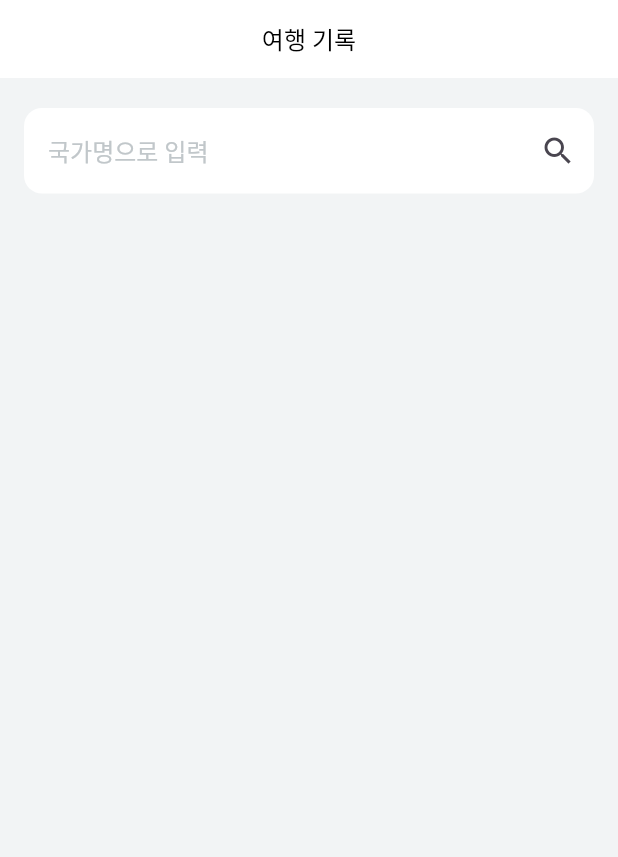
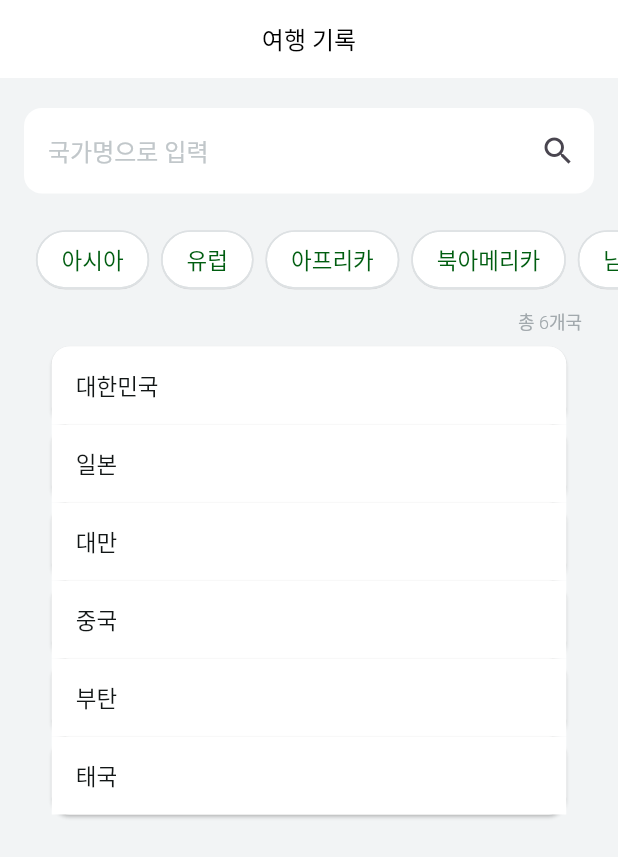
Before and after one commit to trazzle/trazzle-flutter, a Flutter app: the TravelInsertScreen screen opened directly, on a phone screen of 412 x 824 dp. Shown: the top 857 px of the screen. Run offline on Flutter 3.47's test engine with Material 3 defaults, Android fonts, the phone set to English and light mode, and no system bars; our stand-ins replace flutter_native_splash, flutter_svg.

Commit message:
Feat. 여행 기록 UI 화면 구현 완료

```diff
--- a/lib/presentation/const/const.dart
+++ b/lib/presentation/const/const.dart
@@ -13,6 +13,9 @@ class Const {
 
   // 대륙 리스트
   final continentList = [ "아시아", "유럽", "아프리카", "북아메리카", "남아메리카", "오세아니아" ];
+
+  // 국가 테스트 리스트 (아시아)
+  final countriesList = [ "대한민국", "일본", "대만", "중국", "부탄", "태국"];
 
   // 국가 -> 대륙 매핑
   final Map<String, String> countryToContinentList = {
--- a/lib/presentation/ui/screens/travel/travel_i.dart
+++ b/lib/presentation/ui/screens/travel/travel_i.dart
@@ -1,23 +1,45 @@
 import 'package:flutter/material.dart';
 import 'package:trazzle/presentation/component/bar/app_bar.dart';
 import 'package:trazzle/presentation/const/colors.dart';
+import 'package:trazzle/presentation/const/const.dart';
 import 'package:trazzle/presentation/const/typography.dart';
+import 'package:trazzle/presentation/util/filter.dart';
+import 'package:trazzle/presentation/widgets/chip.dart';
 
 class TravelInsertScreen extends StatefulWidget {
-  const TravelInsertScreen({super.key});
+  const TravelInsertScreen({
+    super.key
+  });
 
   @override
   State<TravelInsertScreen> createState() => _TravelInsertScreenState();
 }
 
 class _TravelInsertScreenState extends State<TravelInsertScreen> {
+  final TextEditingController searchController = TextEditingController();
+  List<String> filteredCountries = [];
+
+  @override
+  void initState() {
+    super.initState();
+    filteredCountries = Const().countriesList;
+  }
+
+  void onChanged(String query) {
+    setState(() {
+      filteredCountries = Filters().filterCountries(Const().countriesList, query);
+    });
+  }
+
   @override
   Widget build(BuildContext context) {
     return Scaffold(
       backgroundColor: MainColors.g50,
       appBar: TravelAppBar(title: "여행 기록"),
-      body: Column(
+      body: SingleChildScrollView(
+        child: Column(
           children: [
+            // 국가 검색 입력
             Padding(
               padding: const EdgeInsets.only(
                 top: 20,
@@ -26,6 +48,8 @@ class _TravelInsertScreenState extends State<TravelInsertScreen> {
                 bottom: 20
               ),
               child: TextField(
+                controller: searchController,
+                onChanged: onChanged,
                 decoration: InputDecoration(
                   hintText: '국가명으로 입력',
                   hintStyle: Typo(MainColors.g200, fontWeight: FontStyle.regular).body1,
@@ -39,7 +63,100 @@ class _TravelInsertScreenState extends State<TravelInsertScreen> {
                 ),
               ),
             ),
+
+            // 대륙 칩
+            Padding(
+              padding: const EdgeInsets.only(left: 20),
+              child: SingleChildScrollView(
+                scrollDirection: Axis.horizontal,
+                child: Row(
+                  children: Const().continentList.map((continent) {
+                    return Padding(
+                        padding: const EdgeInsets.symmetric(horizontal: 4),
+                        child: ActionChip(
+                          backgroundColor: MainColors.white,
+                          shape: StadiumBorder(
+                              side: BorderSide(
+                                  width: 1,
+                                  color: MainColors.g100
+                              )
+                          ),
+                          elevation: 0.2,
+                          shadowColor: Color(0xff000000),
+                          label: Text(
+                            continent,
+                          ),
+                          labelStyle: Typo(PrimaryColors.p900).button1,
+                          onPressed: () {
+
+                          },
+                        )
+                    );
+                  }).toList(),
+                ),
+              ),
+            ),
+
+            // 총 개국 표시
+            Padding(
+              padding: const EdgeInsets.only(top: 8, right: 24),
+              child: Row(
+                mainAxisAlignment: MainAxisAlignment.end,
+                children: [
+                  Text(
+                    "총 ${filteredCountries.length}개국",
+                    style: Typo(MainColors.g300, fontWeight: FontStyle.light).caption,
+                  )
                 ],
+              ),
+            ),
+
+            // 국가 조회
+            Padding(
+              padding: const EdgeInsets.only(top: 8),
+              child: SingleChildScrollView(
+                scrollDirection: Axis.vertical,
+                child: Column(
+                  children: filteredCountries.map((country) {
+                    final index = filteredCountries.indexOf(country);
+                    final isFirst = index == 0;
+
+                    return SizedBox(
+                      width: 343,
+                      height: 52,
+                      child: Card(
+                        margin: EdgeInsets.zero,
+                        color: MainColors.white,
+                        child: Container(
+                          decoration: BoxDecoration(
+                            color: MainColors.white,
+                            borderRadius: isFirst
+                                ? const BorderRadius.only(
+                              topLeft: Radius.circular(12),
+                              topRight: Radius.circular(12),
+                            )
+                                : BorderRadius.zero, // 나머지는 radius 없음
+                          ),
+                          child: Padding(
+                            padding: const EdgeInsets.only(left: 16),
+                            child: Row(
+                              children: [
+                                Text(
+                                  country,
+                                  style: Typo(MainColors.g900, fontWeight: FontStyle.medium).button1,
+                                )
+                              ],
+                            ),
+                          ),
+                        ),
+                      ),
+                    );
+                  }).toList(),
+                ),
+              ),
+            ),
+          ],
+        ),
       ),
     );
   }
--- /dev/null
+++ b/lib/presentation/util/filter.dart
@@ -0,0 +1,8 @@
+// 필터 함수
+class Filters {
+  List<String> filterCountries(List<String> list, String query) {
+    return list
+        .where((country) => country.toLowerCase().contains(query.toLowerCase()))
+        .toList();
+  }
+}
```
Also changed, not shown: lib/presentation/ui/screens/travel/cities_i.dart (added). Lines whose indentation alone changed are shown as unchanged.
